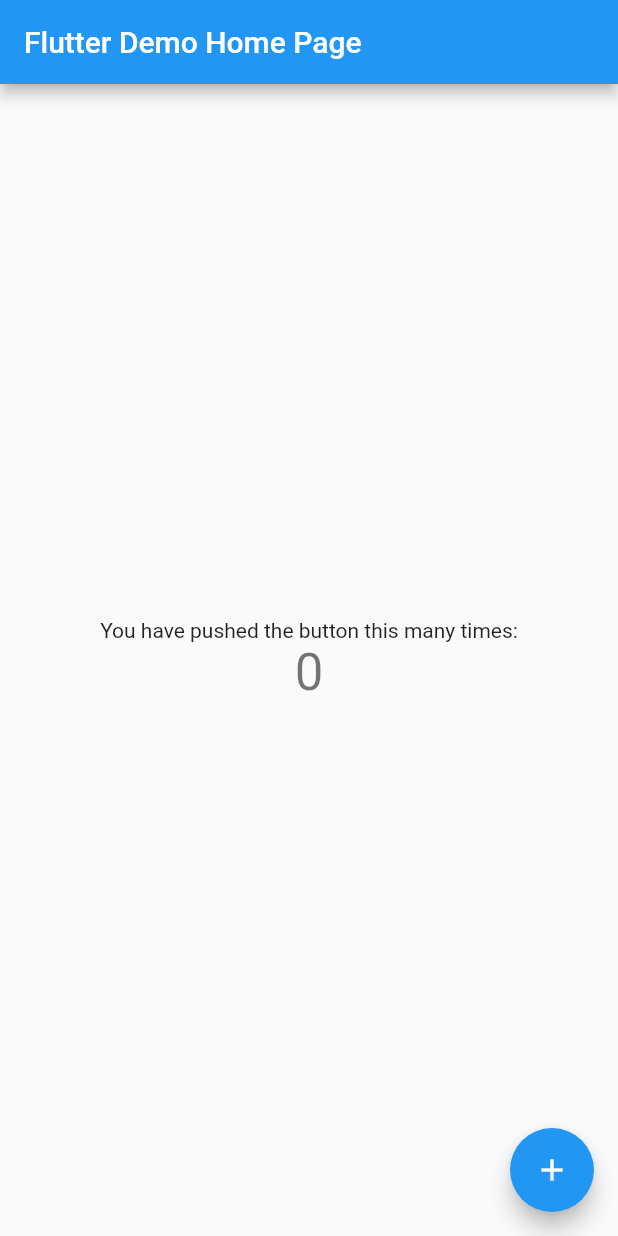
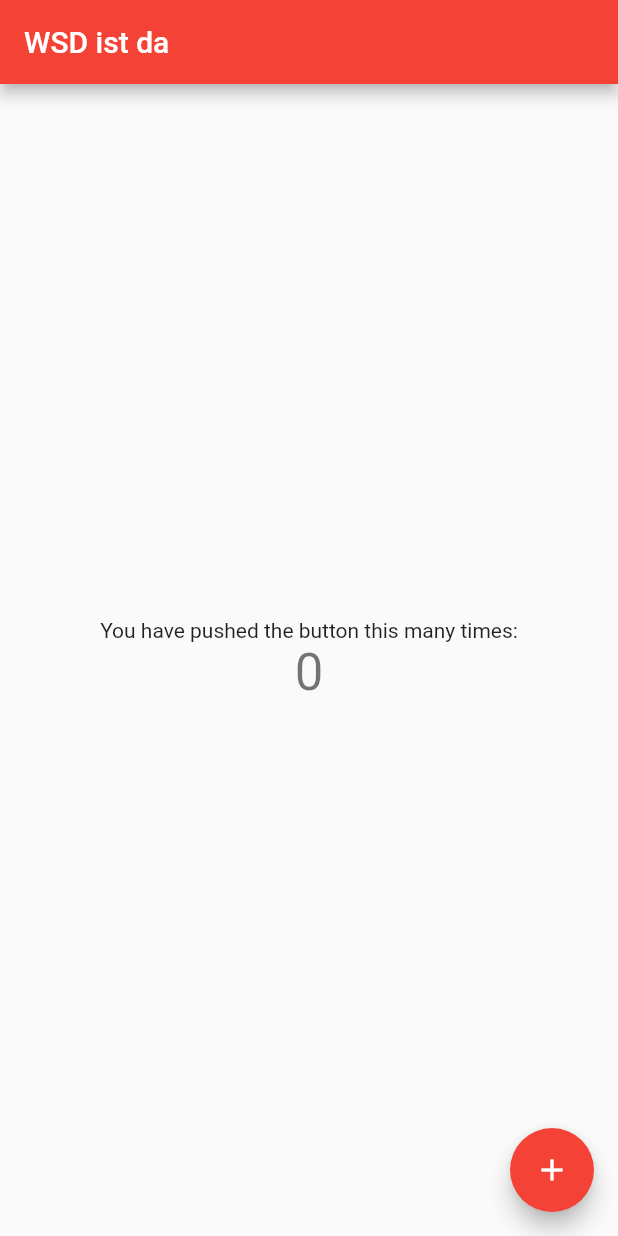
Before and after one commit to wsd-4opt/FlutterApp, a Flutter app: the screen it shows after launch, on a phone screen of 412 x 824 dp. Run offline on Flutter 3.47's test engine with Material 2 defaults, Android fonts, the phone set to English and light mode, and no system bars.

Commit message:
red edition

```diff
--- a/lib/main.dart
+++ b/lib/main.dart
@@ -22,9 +22,9 @@ class MyApp extends StatelessWidget {
         // or simply save your changes to "hot reload" in a Flutter IDE).
         // Notice that the counter didn't reset back to zero; the application
         // is not restarted.
-        primarySwatch: Colors.blue,
+        primarySwatch: Colors.red,
       ),
-      home: const MyHomePage(title: 'Flutter Demo Home Page'),
+      home: const MyHomePage(title: 'WSD ist da'),
     );
   }
 }
```
